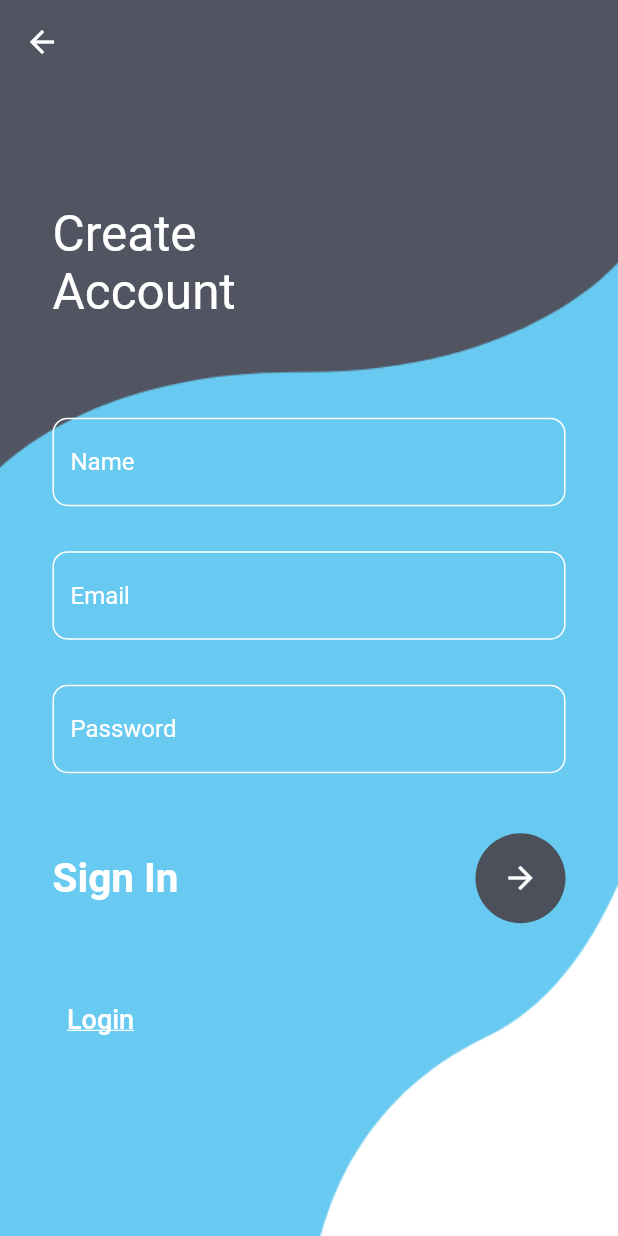
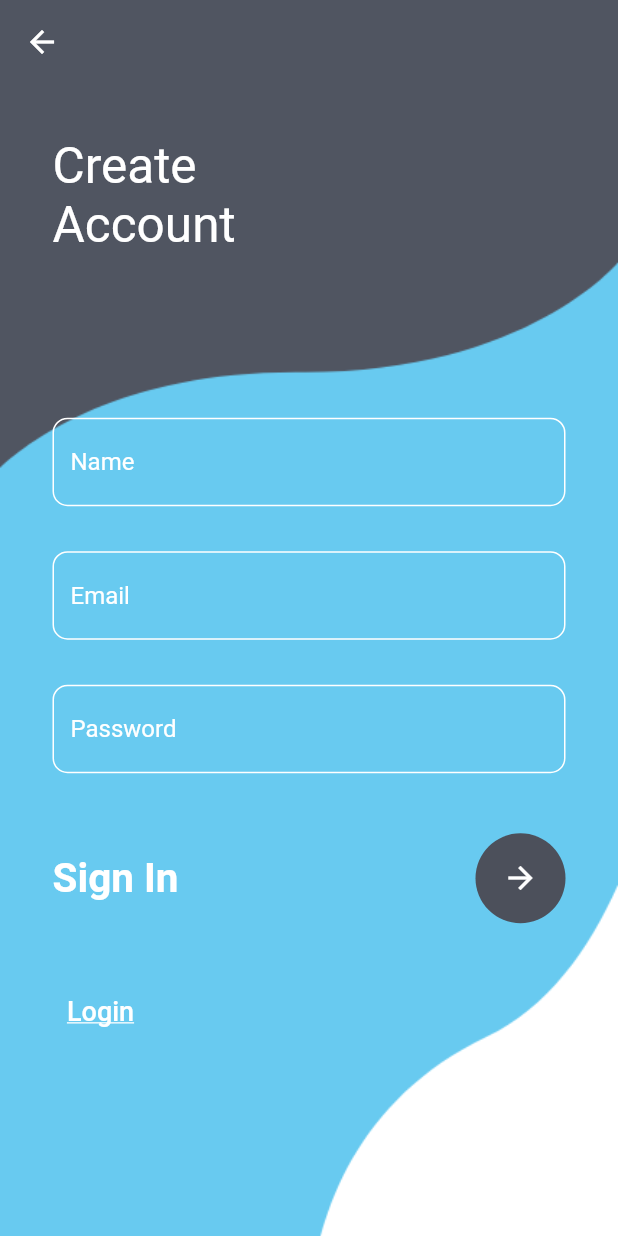
Before and after one commit to AnthonyLimanto/SEPT_Project, a Flutter app: the screen it shows after launch, after a tap on "Sign Up", on a phone screen of 412 x 824 dp. Run offline on Flutter 3.47's test engine with Material 2 defaults, Android fonts, the phone set to English and light mode, and no system bars.

Commit message:
Edit Title text and location
moved text location to fit properly on page.

```diff
--- a/shrimpfriedrice/lib/login.dart
+++ b/shrimpfriedrice/lib/login.dart
@@ -22,9 +22,9 @@ class LoginState extends State<Login> {
         backgroundColor: Colors.transparent,
         body: Stack(children: [
           Container(
-            padding: const EdgeInsets.only(left: 35, top: 80),
+            padding: const EdgeInsets.only(left: 22, top: 80),
             child: const Text(
-              "Welcome\nBack",
+              "ShrimpFriedRice",
               style: TextStyle(color: Colors.white, fontSize: 33),
             ),
           ),
--- a/shrimpfriedrice/lib/register.dart
+++ b/shrimpfriedrice/lib/register.dart
@@ -26,7 +26,7 @@ class RegisterState extends State<Register> {
         backgroundColor: Colors.transparent,
         body: Stack(children: [
           Container(
-            padding: const EdgeInsets.only(left: 35, top: 80),
+            padding: const EdgeInsets.only(left: 35, top: 35),
             child: const Text(
               "Create\nAccount",
               style: TextStyle(color: Colors.white, fontSize: 33),
@@ -113,7 +113,7 @@ class RegisterState extends State<Register> {
                       ),
                     ]),
                 const SizedBox(
-                  height: 40,
+                  height: 35,
                 ),
                 Row(
                     mainAxisAlignment: MainAxisAlignment.spaceBetween,
```
